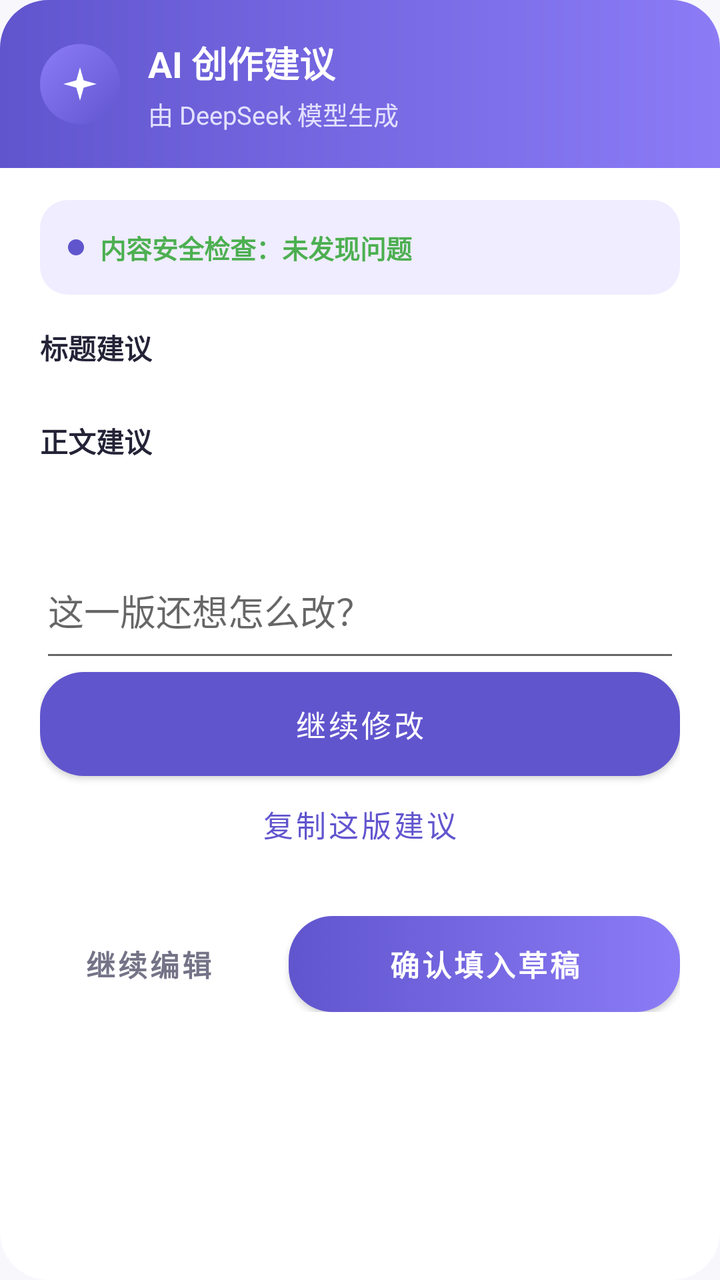
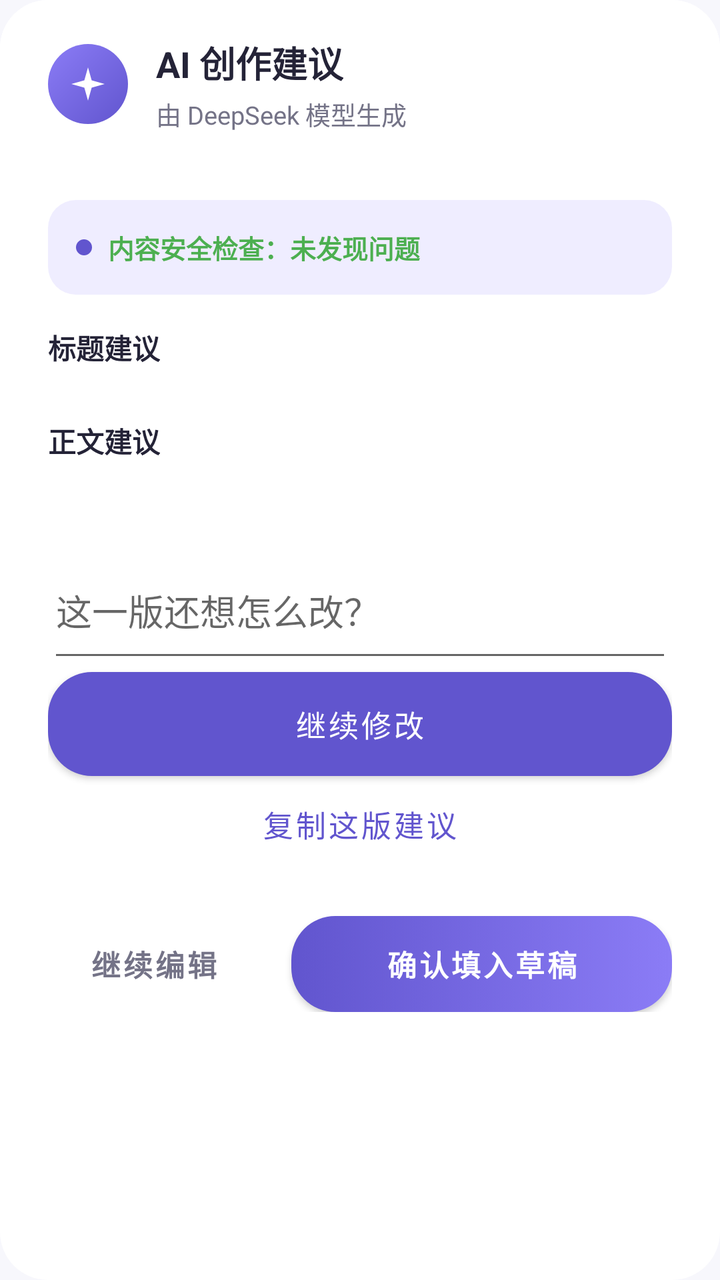

An Android layout rendered at two revisions. The XML below is the earlier revision; the diff shows what the commit changed to produce the second picture.
<!-- AndroidManifest.xml: application theme AppTheme -->
<!-- res/layout/dialog_ai_assist_preview.xml -->
<?xml version="1.0" encoding="utf-8"?>
<LinearLayout xmlns:android="http://schemas.android.com/apk/res/android"
    xmlns:app="http://schemas.android.com/apk/res-auto"
    android:layout_width="match_parent"
    android:layout_height="wrap_content"
    android:orientation="vertical"
    android:background="@drawable/bg_ai_dialog">

    <LinearLayout
        android:layout_width="match_parent"
        android:layout_height="wrap_content"
        android:orientation="horizontal"
        android:gravity="center_vertical"
        android:background="@drawable/bg_ai_dialog_header"
        android:paddingStart="20dp"
        android:paddingEnd="20dp"
        android:paddingTop="18dp"
        android:paddingBottom="18dp">

        <ImageView
            android:layout_width="40dp"
            android:layout_height="40dp"
            android:src="@drawable/ic_sparkle"
            android:contentDescription="@string/ai_creation_preview_title"
            android:background="@drawable/bg_ai_icon_circle"
            android:padding="10dp" />

        <LinearLayout
            android:layout_width="0dp"
            android:layout_height="wrap_content"
            android:layout_weight="1"
            android:orientation="vertical"
            android:layout_marginStart="14dp">

            <TextView
                android:id="@+id/tv_preview_title"
                android:layout_width="wrap_content"
                android:layout_height="wrap_content"
                android:text="@string/ai_creation_preview_title"
                android:textSize="18sp"
                android:textStyle="bold"
                android:textColor="@android:color/white" />

            <TextView
                android:id="@+id/tv_preview_badge"
                android:layout_width="wrap_content"
                android:layout_height="wrap_content"
                android:layout_marginTop="3dp"
                android:text="@string/ai_creation_badge_model"
                android:textSize="12.5sp"
                android:textColor="#E3E1FF" />
        </LinearLayout>
    </LinearLayout>

    <ScrollView
        android:layout_width="match_parent"
        android:layout_height="360dp"
        android:overScrollMode="never">

        <LinearLayout
            android:layout_width="match_parent"
            android:layout_height="wrap_content"
            android:orientation="vertical"
            android:paddingStart="20dp"
            android:paddingEnd="20dp"
            android:paddingTop="16dp"
            android:paddingBottom="4dp">

            <LinearLayout
                android:layout_width="match_parent"
                android:layout_height="wrap_content"
                android:orientation="vertical"
                android:background="@drawable/bg_ai_info_card"
                android:padding="14dp">

                <LinearLayout
                    android:layout_width="match_parent"
                    android:layout_height="wrap_content"
                    android:orientation="horizontal"
                    android:gravity="center_vertical">

                    <View
                        android:id="@+id/v_risk_dot"
                        android:layout_width="8dp"
                        android:layout_height="8dp"
                        android:background="@drawable/bg_ai_dot_on" />

                    <TextView
                        android:id="@+id/tv_risk"
                        android:layout_width="wrap_content"
                        android:layout_height="wrap_content"
                        android:layout_marginStart="8dp"
                        android:text="@string/ai_creation_risk_ok"
                        android:textSize="13sp"
                        android:textStyle="bold"
                        android:textColor="@color/green_500" />
                </LinearLayout>

                <TextView
                    android:id="@+id/tv_ai_notes"
                    android:layout_width="match_parent"
                    android:layout_height="wrap_content"
                    android:layout_marginTop="8dp"
                    android:textSize="13sp"
                    android:lineSpacingExtra="3dp"
                    android:textColor="@color/profile_muted"
                    android:visibility="gone" />
            </LinearLayout>

            <TextView android:id="@+id/label_titles"
                android:layout_width="wrap_content"
                android:layout_height="wrap_content"
                android:layout_marginTop="16dp"
                android:layout_marginBottom="10dp"
                android:text="@string/ai_creation_section_titles"
                android:textSize="14sp"
                android:textStyle="bold"
                android:textColor="@color/profile_ink" />

            <LinearLayout
                android:id="@+id/container_titles"
                android:layout_width="match_parent"
                android:layout_height="wrap_content"
                android:orientation="vertical" />

            <TextView android:id="@+id/label_copies"
                android:layout_width="wrap_content"
                android:layout_height="wrap_content"
                android:layout_marginTop="16dp"
                android:layout_marginBottom="10dp"
                android:text="@string/ai_creation_section_copies"
                android:textSize="14sp"
                android:textStyle="bold"
                android:textColor="@color/profile_ink" />

            <LinearLayout
                android:id="@+id/container_copies"
                android:layout_width="match_parent"
                android:layout_height="wrap_content"
                android:orientation="vertical" />

            <TextView
                android:id="@+id/tv_tags_label"
                android:layout_width="wrap_content"
                android:layout_height="wrap_content"
                android:layout_marginTop="16dp"
                android:layout_marginBottom="10dp"
                android:text="@string/ai_creation_section_tags"
                android:textSize="14sp"
                android:textStyle="bold"
                android:textColor="@color/profile_ink"
                android:visibility="gone" />

            <com.google.android.material.chip.Chip
                android:id="@+id/chip_tags"
                style="@style/Widget.MaterialComponents.Chip.Choice"
                android:layout_width="wrap_content"
                android:layout_height="40dp"
                android:textSize="13.5sp"
                app:chipBackgroundColor="@color/bg_ai_chip_tint"
                android:textColor="@color/fg_ai_chip"
                app:chipStrokeWidth="0dp"
                app:chipMinTouchTargetSize="40dp"
                android:visibility="gone" />
            <TextView android:id="@+id/ai_preview_status"
                android:layout_width="match_parent" android:layout_height="wrap_content"
                android:layout_marginTop="12dp" android:textColor="@color/profile_muted" />
            <EditText android:id="@+id/et_ai_revision"
                android:layout_width="match_parent" android:layout_height="wrap_content"
                android:hint="@string/ai_creation_revision_hint" android:inputType="textMultiLine"
                android:minLines="2" android:maxLength="200" android:textColor="@color/profile_ink" />
            <com.google.android.material.button.MaterialButton android:id="@+id/btn_ai_refine"
                android:layout_width="match_parent" android:layout_height="wrap_content"
                android:text="@string/ai_creation_refine" />
            <com.google.android.material.button.MaterialButton android:id="@+id/btn_ai_copy"
                style="@style/Widget.MaterialComponents.Button.TextButton"
                android:layout_width="match_parent" android:layout_height="wrap_content"
                android:text="@string/ai_creation_copy" />
            <com.google.android.material.button.MaterialButton android:id="@+id/btn_ai_refresh"
                style="@style/Widget.MaterialComponents.Button.TextButton"
                android:layout_width="match_parent" android:layout_height="wrap_content"
                android:text="@string/ai_creation_refresh" android:visibility="gone" />
        </LinearLayout>
    </ScrollView>

    <LinearLayout
        android:layout_width="match_parent"
        android:layout_height="wrap_content"
        android:orientation="horizontal"
        android:paddingStart="20dp"
        android:paddingEnd="20dp"
        android:paddingTop="14dp"
        android:paddingBottom="18dp">

        <com.google.android.material.button.MaterialButton
            android:id="@+id/btn_ai_edit"
            android:layout_width="0dp"
            android:layout_height="48dp"
            android:layout_weight="1"
            android:layout_marginEnd="8dp"
            style="@style/Widget.MaterialComponents.Button.TextButton"
            android:text="@string/ai_creation_keep_editing"
            android:textAllCaps="false"
            android:textColor="@color/profile_muted"
            android:textSize="14.5sp"
            android:textStyle="bold" />

        <com.google.android.material.button.MaterialButton
            android:id="@+id/btn_ai_apply"
            android:layout_width="0dp"
            android:layout_height="48dp"
            android:layout_weight="1.8"
            android:layout_marginStart="8dp"
            android:background="@drawable/bg_ai_button"
            app:backgroundTint="@null"
            android:gravity="center"
            android:text="@string/ai_creation_apply"
            android:textAllCaps="false"
            android:textColor="@android:color/white"
            android:textSize="14.5sp"
            android:textStyle="bold" />
    </LinearLayout>
</LinearLayout>
<!-- resources referenced by this layout -->
<resources>
  <color name="green_500">#FF4CAF50</color>
  <color name="profile_ink">#242337</color>
  <color name="profile_muted">#747387</color>
  <!-- drawable bg_ai_dialog (drawable) -->
  <?xml version="1.0" encoding="utf-8"?>
  <shape xmlns:android="http://schemas.android.com/apk/res/android"
      android:shape="rectangle">
      <solid android:color="@color/profile_surface" />
      <corners android:radius="24dp" />
  </shape>
  <!-- drawable bg_ai_dialog_header (drawable) -->
  <?xml version="1.0" encoding="utf-8"?>
  <shape xmlns:android="http://schemas.android.com/apk/res/android"
      android:shape="rectangle">
      <gradient
          android:startColor="@color/profile_accent"
          android:endColor="#8B7CF6"
          android:angle="0" />
      <corners
          android:topLeftRadius="24dp"
          android:topRightRadius="24dp" />
  </shape>
  <!-- drawable bg_ai_dot_on (drawable) -->
  <?xml version="1.0" encoding="utf-8"?>
  <shape xmlns:android="http://schemas.android.com/apk/res/android"
      android:shape="oval">
      <solid android:color="@color/profile_accent" />
      <size android:width="20dp" android:height="20dp" />
  </shape>
  <!-- drawable bg_ai_icon_circle (drawable) -->
  <?xml version="1.0" encoding="utf-8"?>
  <shape xmlns:android="http://schemas.android.com/apk/res/android"
      android:shape="oval">
      <gradient
          android:startColor="@color/profile_accent"
          android:endColor="#8B7CF6"
          android:angle="135" />
  </shape>
  <!-- drawable bg_ai_info_card (drawable) -->
  <?xml version="1.0" encoding="utf-8"?>
  <shape xmlns:android="http://schemas.android.com/apk/res/android"
      android:shape="rectangle">
      <solid android:color="@color/profile_soft" />
      <corners android:radius="14dp" />
  </shape>
  <string name="ai_creation_apply">确认填入草稿</string>
  <string name="ai_creation_badge_model">由 DeepSeek 模型生成</string>
  <string name="ai_creation_copy">复制这版建议</string>
  <string name="ai_creation_keep_editing">继续编辑</string>
  <string name="ai_creation_preview_title">AI 创作建议</string>
  <string name="ai_creation_refine">继续修改</string>
  <string name="ai_creation_refresh">根据当前草稿重新生成</string>
  <string name="ai_creation_revision_hint">这一版还想怎么改？</string>
  <string name="ai_creation_risk_ok">内容安全检查：未发现问题</string>
  <string name="ai_creation_section_copies">正文建议</string>
  <string name="ai_creation_section_tags">话题推荐</string>
  <string name="ai_creation_section_titles">标题建议</string>
  <color name="profile_accent">#6155CE</color>
  <dimen name="radius_pill">22dp</dimen>
  <color name="placeholder_base">#FFECECF4</color>
  <color name="profile_surface">#FFFFFF</color>
  <color name="profile_soft">#EFEDFF</color>
  <color name="brand_violet_deep">#FF4A3FB8</color>
  <color name="white">#FFFFFFFF</color>
  <color name="brand_violet_light">#FF8B7FF5</color>
  <color name="brand_violet">#FF6155CE</color>
  <color name="profile_bg">#F7F7FC</color>
  <color name="profile_error">#B3261E</color>
  <color name="accent_ripple">#1F6155CE</color>
  <style name="ShapeRounded.Small" parent="ShapeAppearance.MaterialComponents.SmallComponent">
          <item name="cornerFamily">rounded</item>
          <item name="cornerSize">@dimen/radius_control</item>
      </style>
  <style name="ShapeRounded.Medium" parent="ShapeAppearance.MaterialComponents.MediumComponent">
          <item name="cornerFamily">rounded</item>
          <item name="cornerSize">@dimen/radius_card</item>
      </style>
  <style name="ShapeRounded.Large" parent="ShapeAppearance.MaterialComponents.LargeComponent">
          <item name="cornerFamily">rounded</item>
          <item name="cornerSize">24dp</item>
      </style>
  <dimen name="radius_control">12dp</dimen>
  <dimen name="radius_card">16dp</dimen>
  <!-- unchanged entries left out for length: 4 -->
</resources>

<!-- the commit's change to res/layout/dialog_ai_assist_preview.xml (unified diff, before → after) -->
@@ -12,8 +12,8 @@
         android:orientation="horizontal"
         android:gravity="center_vertical"
         android:background="@drawable/bg_ai_dialog_header"
-        android:paddingStart="20dp"
-        android:paddingEnd="20dp"
+        android:paddingStart="24dp"
+        android:paddingEnd="24dp"
         android:paddingTop="18dp"
         android:paddingBottom="18dp">
 
@@ -39,7 +39,7 @@
                 android:text="@string/ai_creation_preview_title"
                 android:textSize="18sp"
                 android:textStyle="bold"
-                android:textColor="@android:color/white" />
+                android:textColor="@color/profile_ink" />
 
             <TextView
                 android:id="@+id/tv_preview_badge"
@@ -48,7 +48,7 @@
                 android:layout_marginTop="3dp"
                 android:text="@string/ai_creation_badge_model"
                 android:textSize="12.5sp"
-                android:textColor="#E3E1FF" />
+                android:textColor="@color/profile_muted" />
         </LinearLayout>
     </LinearLayout>
 
@@ -61,8 +61,8 @@
             android:layout_width="match_parent"
             android:layout_height="wrap_content"
             android:orientation="vertical"
-            android:paddingStart="20dp"
-            android:paddingEnd="20dp"
+            android:paddingStart="24dp"
+            android:paddingEnd="24dp"
             android:paddingTop="16dp"
             android:paddingBottom="4dp">
 
@@ -187,8 +187,8 @@
         android:layout_width="match_parent"
         android:layout_height="wrap_content"
         android:orientation="horizontal"
-        android:paddingStart="20dp"
-        android:paddingEnd="20dp"
+        android:paddingStart="24dp"
+        android:paddingEnd="24dp"
         android:paddingTop="14dp"
         android:paddingBottom="18dp">
 
@@ -216,7 +216,7 @@
             android:gravity="center"
             android:text="@string/ai_creation_apply"
             android:textAllCaps="false"
-            android:textColor="@android:color/white"
+            android:textColor="@color/white"
             android:textSize="14.5sp"
             android:textStyle="bold" />
     </LinearLayout>
<!-- resource entries referenced after the edit -->
@@ -14,10 +14,7 @@
   <?xml version="1.0" encoding="utf-8"?>
   <shape xmlns:android="http://schemas.android.com/apk/res/android"
       android:shape="rectangle">
-      <gradient
-          android:startColor="@color/profile_accent"
-          android:endColor="#8B7CF6"
-          android:angle="0" />
+      <solid android:color="@color/profile_surface" />
       <corners
           android:topLeftRadius="24dp"
           android:topRightRadius="24dp" />
